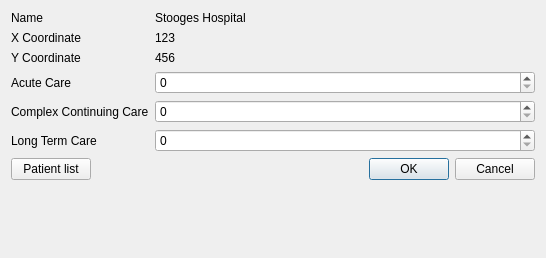
Before: the Qt Designer form src/editfacilitydialog.ui in murrple-1/BedChaser, drawn with Qt 5.
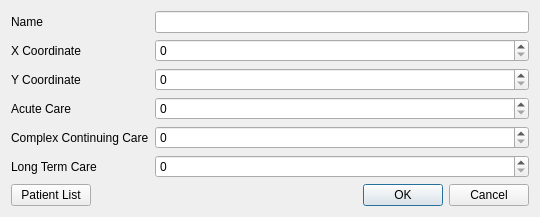
After: the same form once the commit is applied.

Patch:
```diff
--- a/src/editfacilitydialog.ui
+++ b/src/editfacilitydialog.ui
@@ -6,8 +6,8 @@
    <rect>
     <x>0</x>
     <y>0</y>
-    <width>546</width>
-    <height>258</height>
+    <width>540</width>
+    <height>200</height>
    </rect>
   </property>
   <property name="windowTitle">
@@ -21,19 +21,6 @@
      </property>
     </widget>
    </item>
-   <item row="0" column="1">
-    <widget class="QLabel" name="nameValueLabel">
-     <property name="sizePolicy">
-      <sizepolicy hsizetype="Maximum" vsizetype="Preferred">
-       <horstretch>0</horstretch>
-       <verstretch>0</verstretch>
-      </sizepolicy>
-     </property>
-     <property name="text">
-      <string>Stooges Hospital</string>
-     </property>
-    </widget>
-   </item>
    <item row="1" column="0">
     <widget class="QLabel" name="xLabel">
      <property name="text">
@@ -41,13 +28,6 @@
      </property>
     </widget>
    </item>
-   <item row="1" column="1">
-    <widget class="QLabel" name="xValueLabel">
-     <property name="text">
-      <string>123</string>
-     </property>
-    </widget>
-   </item>
    <item row="2" column="0">
     <widget class="QLabel" name="yLabel">
      <property name="text">
@@ -55,13 +35,6 @@
      </property>
     </widget>
    </item>
-   <item row="2" column="1">
-    <widget class="QLabel" name="yValueLabel">
-     <property name="text">
-      <string>456</string>
-     </property>
-    </widget>
-   </item>
    <item row="3" column="0">
     <widget class="QLabel" name="acuteCareLabel">
      <property name="text">
@@ -102,7 +75,7 @@
    <item row="6" column="0">
     <widget class="QPushButton" name="patientListButton">
      <property name="text">
-      <string>Patient list</string>
+      <string>Patient List</string>
      </property>
     </widget>
    </item>
@@ -116,6 +89,15 @@
      </property>
     </widget>
    </item>
+   <item row="2" column="1">
+    <widget class="QSpinBox" name="ySpinBox"/>
+   </item>
+   <item row="1" column="1">
+    <widget class="QSpinBox" name="xSpinBox"/>
+   </item>
+   <item row="0" column="1">
+    <widget class="QLineEdit" name="nameLineEdit"/>
+   </item>
   </layout>
  </widget>
  <resources/>
```
